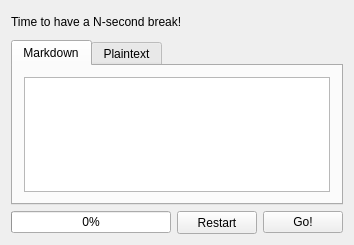
Above: src/mainwindow.ui from alex-lt-kong/breaq-reminder before the change. Below: the same form after it.
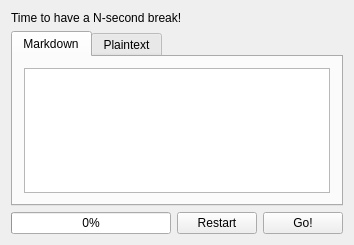
That is the form after the change. Icons and pictures are not drawn.

Commit message: allow window resize

```diff
--- a/src/mainwindow.ui
+++ b/src/mainwindow.ui
@@ -27,7 +27,7 @@
    <string/>
   </property>
   <widget class="QWidget" name="centralWidget">
-   <layout class="QVBoxLayout" name="verticalLayout" stretch="1,7,1">
+   <layout class="QVBoxLayout" name="verticalLayout" stretch="0,1,0">
     <item>
      <layout class="QHBoxLayout" name="horizontalLayout_2" stretch="8">
       <item>
```
The commit also changes 1 other file.
